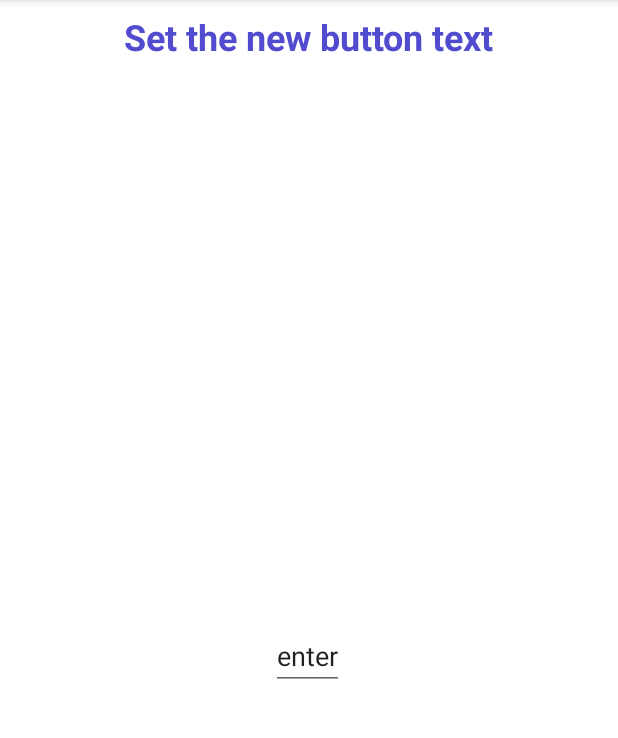
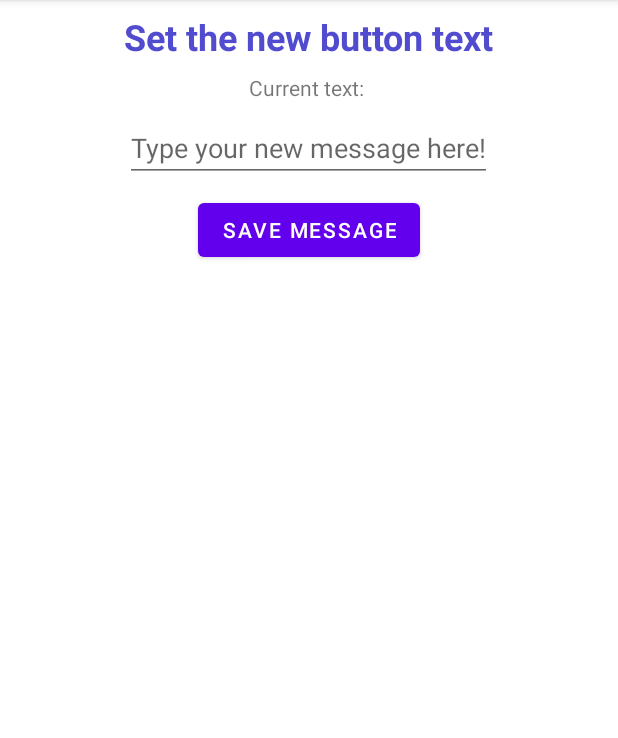
Before and after one commit to rpezzuti/KotlinButton, an Android app: the TextFragment screen opened through its navigation route, on a phone screen of 412 x 824 dp, the part 84-822 px from its top. Run offline under Robolectric (Android 15) with nearby library versions, the phone set to English and light mode, and no system bars; our stand-ins replace Timber, data binding.

Commit message:
added views to text fragment

```diff
--- a/app/src/main/res/layout/text_fragment.xml
+++ b/app/src/main/res/layout/text_fragment.xml
@@ -9,6 +9,7 @@
         tools:context=".text.TextFragment">
 
         <TextView
+            android:id="@+id/textView"
             style="@style/text_intro_style"
             android:layout_width="wrap_content"
             android:layout_height="wrap_content"
@@ -18,16 +19,37 @@
             app:layout_constraintStart_toStartOf="parent"
             app:layout_constraintTop_toTopOf="parent" />
 
+        <TextView
+            android:id="@+id/text_view_current_text"
+            android:layout_width="wrap_content"
+            android:layout_height="wrap_content"
+            android:text="Current text: "
+            app:layout_constraintEnd_toEndOf="parent"
+            app:layout_constraintStart_toStartOf="parent"
+            app:layout_constraintTop_toBottomOf="@+id/textView"
+            android:layout_margin="@dimen/margin_small"/>
+
         <EditText
             android:id="@+id/edit_text_new_text"
             android:layout_width="wrap_content"
             android:layout_height="wrap_content"
-            android:layout_marginBottom="308dp"
-            android:text="enter"
-            app:layout_constraintBottom_toBottomOf="parent"
+            android:hint="@string/hint_new_message"
+            tools:hint="@string/hint_new_message"
             app:layout_constraintEnd_toEndOf="parent"
             app:layout_constraintHorizontal_bias="0.498"
-            app:layout_constraintStart_toStartOf="parent" />
+            app:layout_constraintStart_toStartOf="parent"
+            android:layout_margin="@dimen/margin_small"
+            app:layout_constraintTop_toBottomOf="@+id/text_view_current_text" />
+
+        <Button
+            android:id="@+id/button_save"
+            android:layout_width="wrap_content"
+            android:layout_height="wrap_content"
+            android:text="@string/button_save_message"
+            android:layout_margin="@dimen/margin_small"
+            app:layout_constraintEnd_toEndOf="parent"
+            app:layout_constraintStart_toStartOf="parent"
+            app:layout_constraintTop_toBottomOf="@+id/edit_text_new_text" />
 
 
     </androidx.constraintlayout.widget.ConstraintLayout>
```
